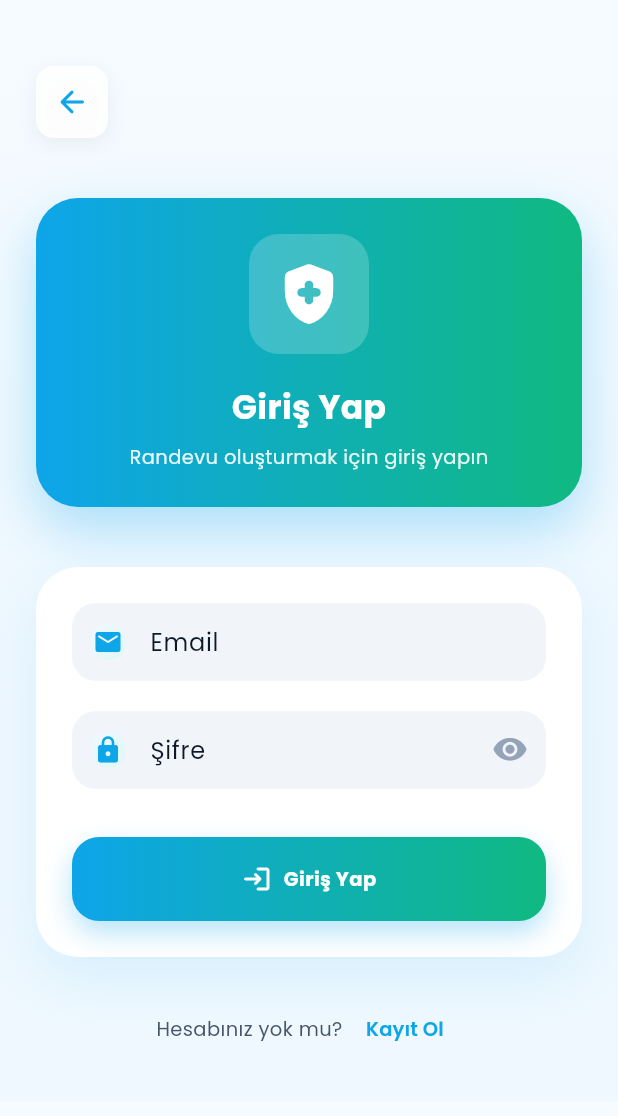
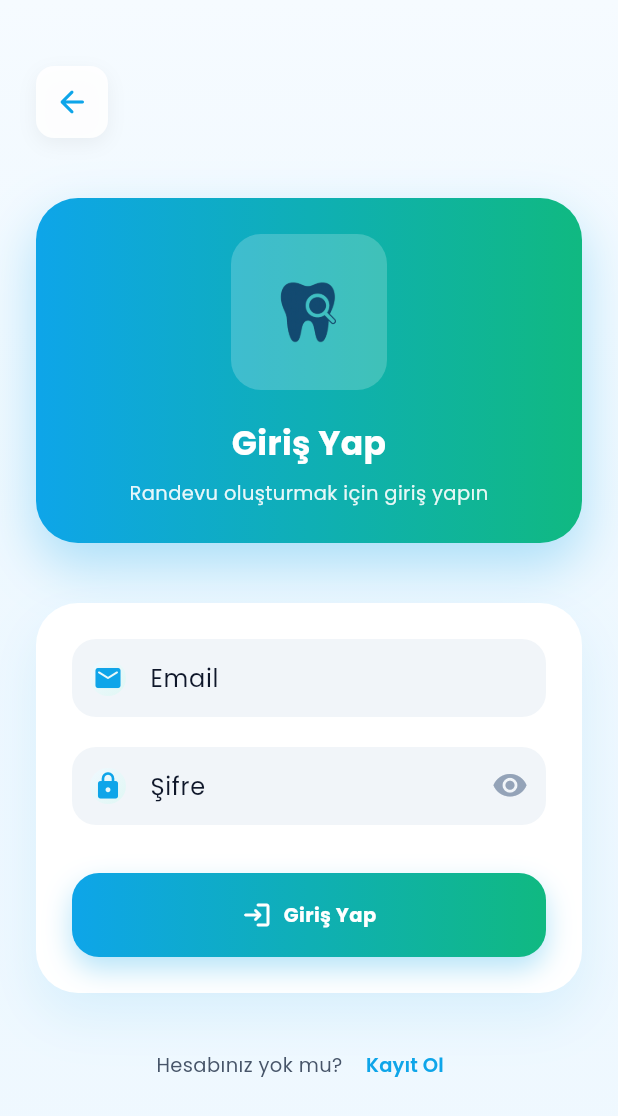
Before and after one commit to CemBlt/dent-panel, a Flutter app: the screen it shows after launch, after a tap on "Randevu Oluştur", on a phone screen of 412 x 824 dp. Shown: the top 1116 px of the screen. Run offline on Flutter 3.47's test engine with Material 3 defaults, Android fonts, the phone set to English and light mode, and no system bars; our stand-ins replace cached_network_image, google_fonts, package_info_plus, shared_preferences, supabase_flutter; accounts and stored records are empty.

Commit message:
Uygulama logo güncellemesi

```diff
--- a/klasor/app_dent/lib/screens/about_screen.dart
+++ b/klasor/app_dent/lib/screens/about_screen.dart
@@ -1,6 +1,7 @@
 import 'package:flutter/material.dart';
 import 'package:package_info_plus/package_info_plus.dart';
 import '../theme/app_theme.dart';
+import '../widgets/app_logo.dart';
 
 class AboutScreen extends StatefulWidget {
   const AboutScreen({super.key});
@@ -105,10 +106,12 @@ class _AboutScreenState extends State<AboutScreen> {
                                     ),
                                   ],
                                 ),
-                                child: const Icon(
-                                  Icons.local_hospital_rounded,
-                                  size: 64,
-                                  color: Colors.white,
+                                child: const Center(
+                                  child: AppLogo(
+                                    size: 90,
+                                    withBackground: false,
+                                    fallbackIconColor: Colors.white,
+                                  ),
                                 ),
                               ),
                               const SizedBox(height: 24),
--- a/klasor/app_dent/lib/screens/home_screen.dart
+++ b/klasor/app_dent/lib/screens/home_screen.dart
@@ -7,6 +7,7 @@ import '../models/tip.dart';
 import '../services/auth_service.dart';
 import '../services/json_service.dart';
 import '../theme/app_theme.dart';
+import '../widgets/app_logo.dart';
 import '../widgets/image_widget.dart';
 import 'all_doctors_screen.dart';
 import 'all_hospitals_screen.dart';
@@ -775,19 +776,7 @@ class _HomeScreenState extends State<HomeScreen> {
             children: [
               Row(
                 children: [
-                  Container(
-                    width: 54,
-                    height: 54,
-                    decoration: BoxDecoration(
-                      color: Colors.white.withOpacity(0.2),
-                      borderRadius: BorderRadius.circular(18),
-                    ),
-                    child: const Icon(
-                      Icons.health_and_safety_rounded,
-                      color: Colors.white,
-                      size: 30,
-                    ),
-                  ),
+                  const AppLogo(size: 54),
                   const SizedBox(width: 16),
                   Expanded(
                     child: Column(
--- a/klasor/app_dent/lib/screens/login_screen.dart
+++ b/klasor/app_dent/lib/screens/login_screen.dart
@@ -1,5 +1,6 @@
 import 'package:flutter/material.dart';
 import '../theme/app_theme.dart';
+import '../widgets/app_logo.dart';
 import '../services/auth_service.dart';
 import 'register_screen.dart';
 
@@ -146,10 +147,10 @@ class _LoginScreenState extends State<LoginScreen> {
                             color: Colors.white.withOpacity(0.2),
                             borderRadius: BorderRadius.circular(20),
                           ),
-                          child: const Icon(
-                            Icons.health_and_safety_rounded,
-                            color: Colors.white,
-                            size: 48,
+                          child: const AppLogo(
+                            size: 72,
+                            withBackground: false,
+                            fallbackIconColor: Colors.white,
                           ),
                         ),
                         const SizedBox(height: 20),
--- /dev/null
+++ b/klasor/app_dent/lib/widgets/app_logo.dart
@@ -0,0 +1,64 @@
+import 'package:flutter/material.dart';
+
+/// Uygulamanın logo görselini tek bir yerden yöneten widget.
+/// Eğer logo asset'i bulunamazsa eski ikonlu görünüm geri düşer.
+class AppLogo extends StatelessWidget {
+  const AppLogo({
+    super.key,
+    this.size = 54,
+    this.withBackground = true,
+    this.backgroundOpacity,
+    this.fallbackIconColor,
+  });
+
+  /// Logo görselinin assets yolu.
+  static const String _assetPath = 'assets/images/app_logo.png';
+
+  /// Logo kutusunun genişlik / yüksekliği.
+  final double size;
+
+  /// Arkadaki yumuşak arka plan kullanılacak mı.
+  final bool withBackground;
+
+  /// Opsiyonel olarak arka planın opaklığını özelleştir.
+  final double? backgroundOpacity;
+
+  /// Asset bulunamazsa gösterilecek ikon rengi.
+  final Color? fallbackIconColor;
+
+  @override
+  Widget build(BuildContext context) {
+    final image = Image.asset(
+      _assetPath,
+      width: size,
+      height: size,
+      fit: BoxFit.contain,
+      errorBuilder: (_, __, ___) => Icon(
+        Icons.health_and_safety_rounded,
+        size: size * 0.65,
+        color: fallbackIconColor ?? Colors.white,
+      ),
+    );
+
+    if (!withBackground) {
+      return SizedBox(
+        width: size,
+        height: size,
+        child: image,
+      );
+    }
+
+    return Container(
+      width: size,
+      height: size,
+      decoration: BoxDecoration(
+        color: Colors.white.withOpacity(backgroundOpacity ?? 0.2),
+        borderRadius: BorderRadius.circular(size * 0.35),
+      ),
+      child: Padding(
+        padding: EdgeInsets.all(size * 0.18),
+        child: image,
+      ),
+    );
+  }
+}
```
Also changed, not shown: klasor/app_dent/assets/images/app_logo.png (added).
